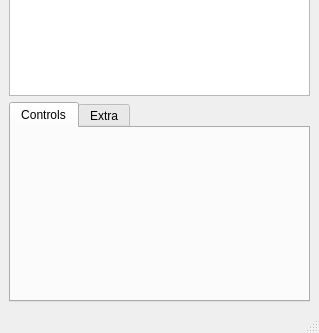
First picture: the form in ui/mainwindow.ui, repository hydrargyrum/regexinator, before the edit; both pictures show x 0 to 319 and y 158 to 491 of the 319 by 491 pixel window.
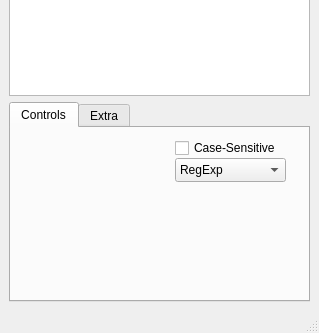
Second picture: the form after the edit. Custom widgets are drawn as their Qt base class.

Commit message: Started work on making the various ctor options available in the UI.

```diff
--- a/ui/mainwindow.ui
+++ b/ui/mainwindow.ui
@@ -50,6 +50,59 @@
        <attribute name="title">
         <string>Controls</string>
        </attribute>
+       <widget class="QCheckBox" name="chkCaseSensitive">
+        <property name="geometry">
+         <rect>
+          <x>164</x>
+          <y>10</y>
+          <width>121</width>
+          <height>20</height>
+         </rect>
+        </property>
+        <property name="text">
+         <string>Case-Sensitive</string>
+        </property>
+       </widget>
+       <widget class="QComboBox" name="cmbPatternSyntax">
+        <property name="geometry">
+         <rect>
+          <x>164</x>
+          <y>30</y>
+          <width>111</width>
+          <height>24</height>
+         </rect>
+        </property>
+        <item>
+         <property name="text">
+          <string>RegExp</string>
+         </property>
+        </item>
+        <item>
+         <property name="text">
+          <string>RegExp2</string>
+         </property>
+        </item>
+        <item>
+         <property name="text">
+          <string>Wildcard</string>
+         </property>
+        </item>
+        <item>
+         <property name="text">
+          <string>WildcardUnix</string>
+         </property>
+        </item>
+        <item>
+         <property name="text">
+          <string>FixedString</string>
+         </property>
+        </item>
+        <item>
+         <property name="text">
+          <string>W3CXmlSchema11</string>
+         </property>
+        </item>
+       </widget>
       </widget>
       <widget class="QWidget" name="Extra">
        <attribute name="title">
```
The commit also changes 3 other files.
